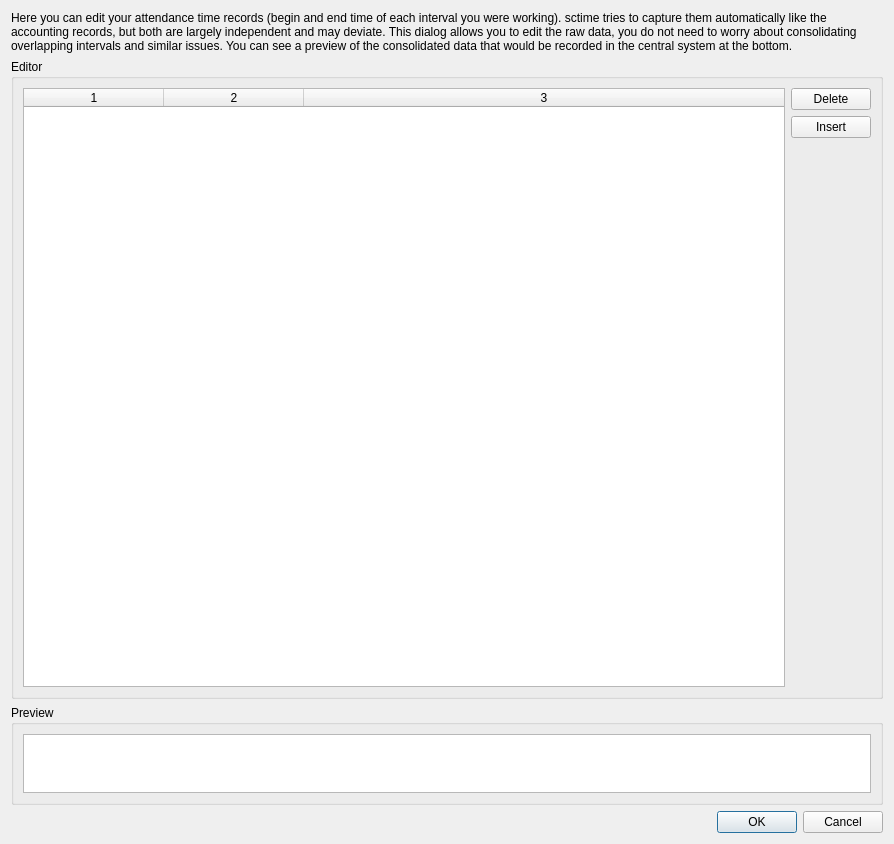
Old version of the form src/punchclockdialogbase.ui in the repository scVENUS/sctime.
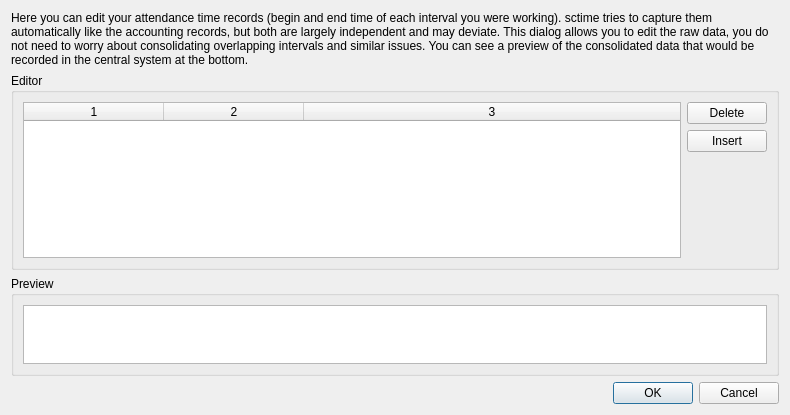
New version of the form.

Commit message: make punchclock dialog smaller per default to better fit on small monitors

```diff
--- a/src/punchclockdialogbase.ui
+++ b/src/punchclockdialogbase.ui
@@ -6,8 +6,8 @@
    <rect>
     <x>0</x>
     <y>0</y>
-    <width>894</width>
-    <height>844</height>
+    <width>790</width>
+    <height>415</height>
    </rect>
   </property>
   <property name="windowTitle">
```
